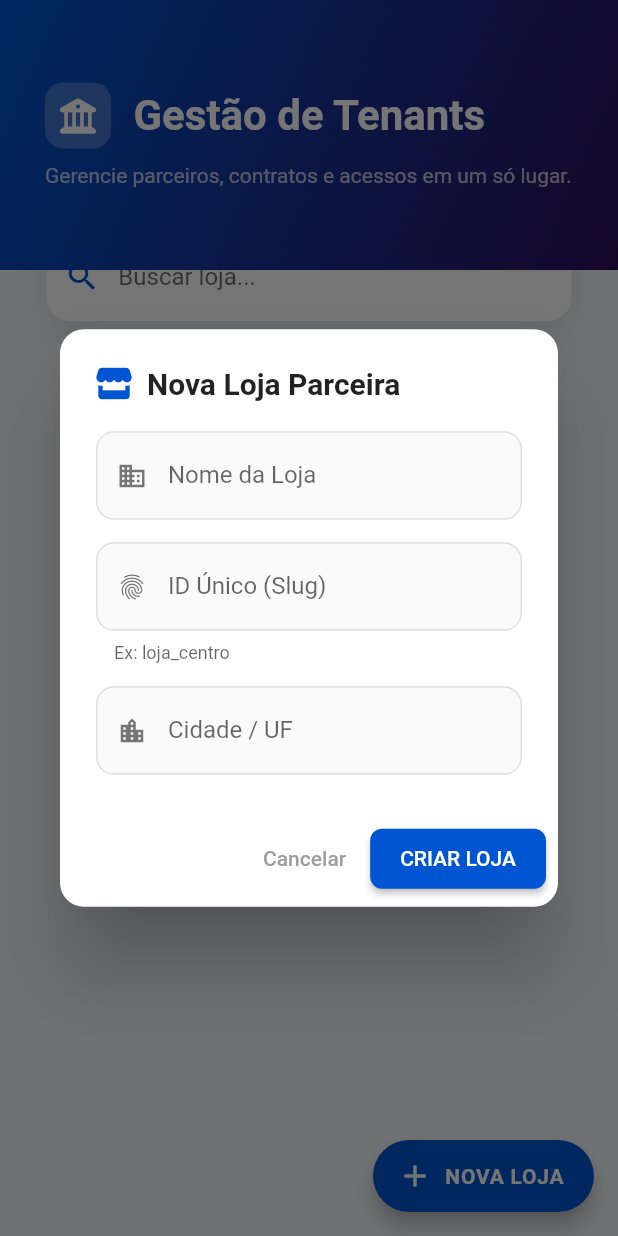
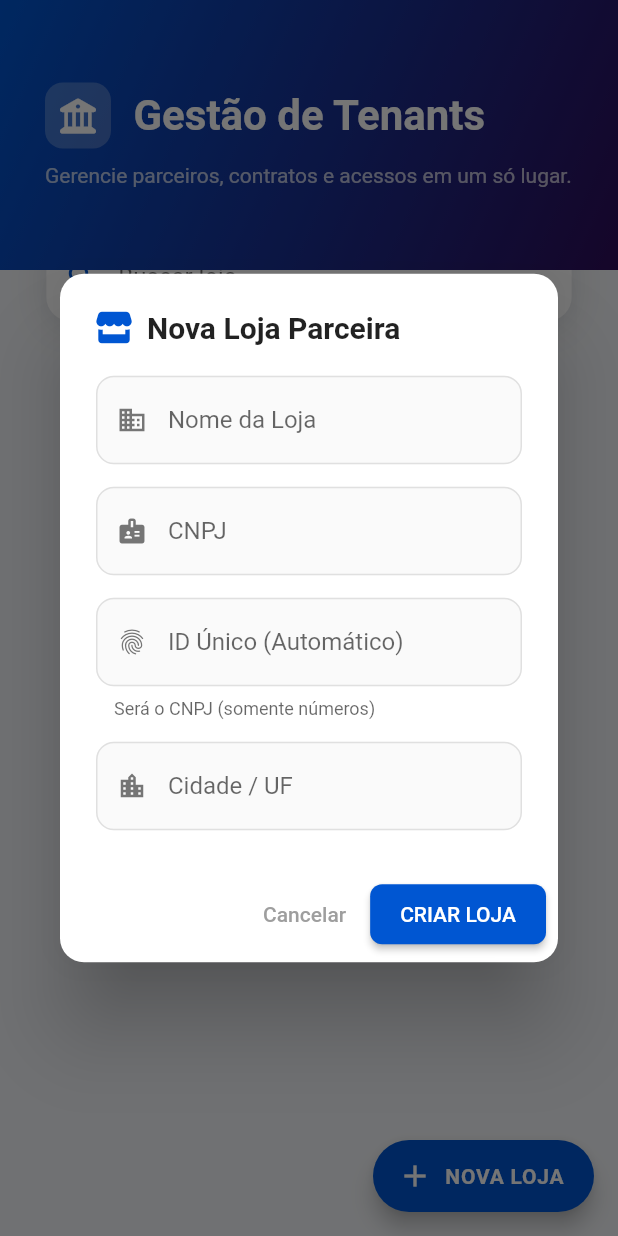
Before and after one commit to darlanv13/agenpets, a Flutter app: the GestaoTenantsView screen opened directly, after a tap on "NOVA LOJA", on a phone screen of 412 x 824 dp. Run offline on Flutter 3.47's test engine with Material 3 defaults, Android fonts, the phone set to English and light mode, and no system bars; our stand-ins replace cloud_firestore, cloud_functions, firebase_auth, firebase_core, firebase_messaging, firebase_storage and 9 more; missing offline and left inert: cpf_cnpj_validator; accounts and stored records are empty.

Commit message:
Feature: Enforce CNPJ as unique Tenant ID (Slug)
- Updated `GestaoTenantsView` to require CNPJ input when creating a new store.
- Automatically generates the Tenant ID (slug) using only the numeric digits of the CNPJ.
- Prevents manual slug entry to ensure consistency and uniqueness based on official documentation.

Co-authored-by: darlanv13 <31708997+darlanv13@users.noreply.github.com>

```diff
--- a/lib/painel_admin_tenants/views/gestao_tenants_view.dart
+++ b/lib/painel_admin_tenants/views/gestao_tenants_view.dart
@@ -4,6 +4,7 @@ import 'package:cloud_firestore/cloud_firestore.dart';
 import 'package:firebase_core/firebase_core.dart';
 import 'package:font_awesome_flutter/font_awesome_flutter.dart';
 import 'package:cloud_functions/cloud_functions.dart';
+import 'package:mask_text_input_formatter/mask_text_input_formatter.dart';
 
 class GestaoTenantsView extends StatefulWidget {
   @override
@@ -24,10 +25,16 @@ class _GestaoTenantsViewState extends State<GestaoTenantsView> {
 
   Future<void> _criarTenantDialog() async {
     final _nomeCtrl = TextEditingController();
+    final _cnpjCtrl = TextEditingController();
     final _slugCtrl = TextEditingController();
     final _cidadeCtrl = TextEditingController();
     final _formKey = GlobalKey<FormState>();
     bool _isLoading = false;
+
+    var maskCnpj = MaskTextInputFormatter(
+      mask: '##.###.###/####-##',
+      filter: {"#": RegExp(r'[0-9]')},
+    );
 
     await showDialog(
       context: context,
@@ -59,28 +66,31 @@ class _GestaoTenantsViewState extends State<GestaoTenantsView> {
                         controller: _nomeCtrl,
                         decoration: _inputDecor("Nome da Loja", Icons.business),
                         validator: (v) => v!.isEmpty ? "Obrigatório" : null,
+                      ),
+                      SizedBox(height: 15),
+                      TextFormField(
+                        controller: _cnpjCtrl,
+                        inputFormatters: [maskCnpj],
+                        decoration: _inputDecor("CNPJ", Icons.badge),
+                        validator: (v) {
+                          if (v!.isEmpty) return "Obrigatório";
+                          if (v.length < 18) return "CNPJ incompleto";
+                          return null;
+                        },
                         onChanged: (val) {
-                          if (_slugCtrl.text.isEmpty ||
-                              !_slugCtrl.text.contains('_')) {
-                            // Lógica de slug simples para UX fluida
-                            final slug = val
-                                .toLowerCase()
-                                .trim()
-                                .replaceAll(RegExp(r'\s+'), '_')
-                                .replaceAll(RegExp(r'[^a-z0-9_]'), '');
-                            _slugCtrl.text = slug;
-                          }
+                          // Define o ID (slug) como apenas números do CNPJ
+                          _slugCtrl.text = maskCnpj.getUnmaskedText();
                         },
                       ),
                       SizedBox(height: 15),
                       TextFormField(
                         controller: _slugCtrl,
+                        readOnly: true, // ID gerado automaticamente
                         decoration: _inputDecor(
-                          "ID Único (Slug)",
+                          "ID Único (Automático)",
                           Icons.fingerprint,
-                          helper: "Ex: loja_centro",
+                          helper: "Será o CNPJ (somente números)",
                         ),
-                        validator: (v) => v!.isEmpty ? "Obrigatório" : null,
                       ),
                       SizedBox(height: 15),
                       TextFormField(
@@ -116,7 +126,7 @@ class _GestaoTenantsViewState extends State<GestaoTenantsView> {
                         setState(() => _isLoading = true);
                         try {
                           await _functions.httpsCallable('criarTenant').call({
-                            'tenantId': _slugCtrl.text.trim(),
+                            'slug': _slugCtrl.text.trim(),
                             'nome': _nomeCtrl.text.trim(),
                             'cidade': _cidadeCtrl.text.trim(),
                           });
```
